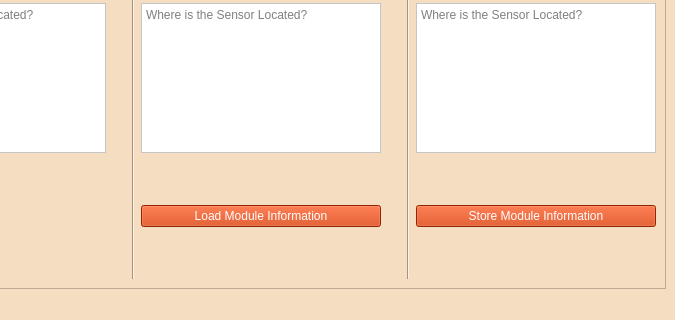
First picture: the form in GUI/Qt_Files/module_1_info_window.ui, repository jrsm1/EWAS_Application, before the edit; both pictures show x 427 to 1102 and y 502 to 822 of the 1102 by 822 pixel window.
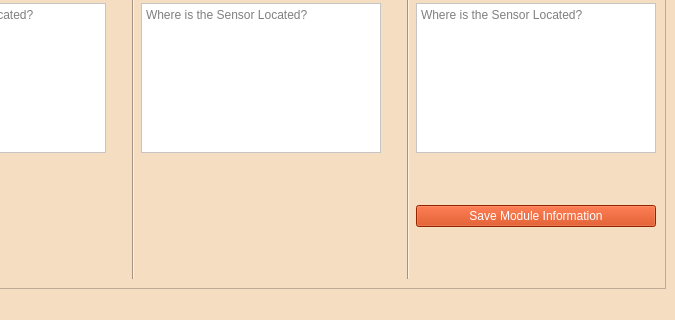
Second picture: the form after the edit.

The edit to the form file:
```diff
--- a/GUI/Qt_Files/module_1_info_window.ui
+++ b/GUI/Qt_Files/module_1_info_window.ui
@@ -1020,33 +1020,6 @@
              </property>
             </widget>
            </item>
-           <item row="16" column="1">
-            <spacer name="horizontalSpacer_2">
-             <property name="orientation">
-              <enum>Qt::Horizontal</enum>
-             </property>
-             <property name="sizeHint" stdset="0">
-              <size>
-               <width>40</width>
-               <height>20</height>
-              </size>
-             </property>
-            </spacer>
-           </item>
-           <item row="17" column="1">
-            <widget class="QPushButton" name="module_info_load_Button">
-             <property name="styleSheet">
-              <string notr="true">background-color:rgb(204, 51, 0);
-color: rgb(255, 255, 255);
-font: 14pt &quot;MS Shell Dlg 2&quot;;
-
-</string>
-             </property>
-             <property name="text">
-              <string>Load Module Information</string>
-             </property>
-            </widget>
-           </item>
            <item row="15" column="1">
             <spacer name="horizontalSpacer_5">
              <property name="orientation">
@@ -1424,7 +1397,7 @@
 </string>
              </property>
              <property name="text">
-              <string>Store Module Information</string>
+              <string>Save Module Information</string>
              </property>
             </widget>
            </item>
```
Left out of the diff: 20 changed lines with no effect on the pictures.
